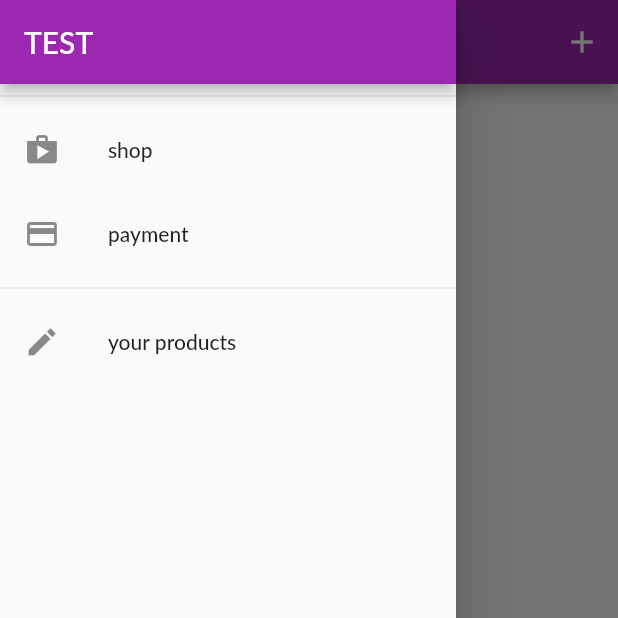
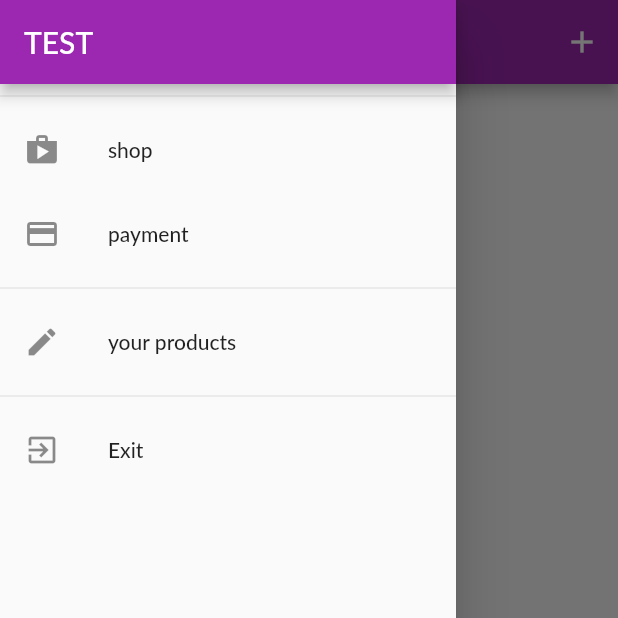
Before and after one commit to anovazzi1/shop-App-Flutter, a Flutter app: the UserProductsScreen screen opened by its route, with the side drawer open, on a phone screen of 412 x 824 dp, the top half of it. Run offline on Flutter 3.47's test engine with Material 2 defaults, Android fonts, the phone set to English and light mode, and no system bars; network calls fail; Roboto replaces fonts that are missing (Lato).

```diff
--- a/lib/providers/products_provider.dart
+++ b/lib/providers/products_provider.dart
@@ -11,7 +11,7 @@ class Products with ChangeNotifier {
     return [..._items];
   }
 
-  final String userId;
+  final String? userId;
   String? authToken;
   Products(this.authToken, this._items, this.userId);
 
--- a/lib/widgets/app_drawer.dart
+++ b/lib/widgets/app_drawer.dart
@@ -1,4 +1,6 @@
 import 'package:flutter/material.dart';
+import 'package:provider/provider.dart';
+import 'package:shop_app_flutter/providers/auth.dart';
 import 'package:shop_app_flutter/screens/orders_screen.dart';
 import 'package:shop_app_flutter/screens/user_product_screen.dart';
 
@@ -35,7 +37,15 @@ class AppDrawer extends StatelessWidget {
             title: const Text("your products"),
             onTap: () => Navigator.of(context)
                 .pushReplacementNamed(UserProductsScreen.route),
-          )
+          ),
+          Divider(),
+          ListTile(
+              leading: const Icon(Icons.exit_to_app),
+              title: const Text("Exit"),
+              onTap: () {
+                Navigator.of(context).pop();
+                Provider.of<Auth>(context, listen: false).logout();
+              })
         ],
       ),
     );
```
Also changed, not shown: lib/providers/auth.dart (+8 -1 lines), lib/providers/orders.dart (+5 -3 lines), lib/screens/orders_screen.dart (+6 -1 lines).
